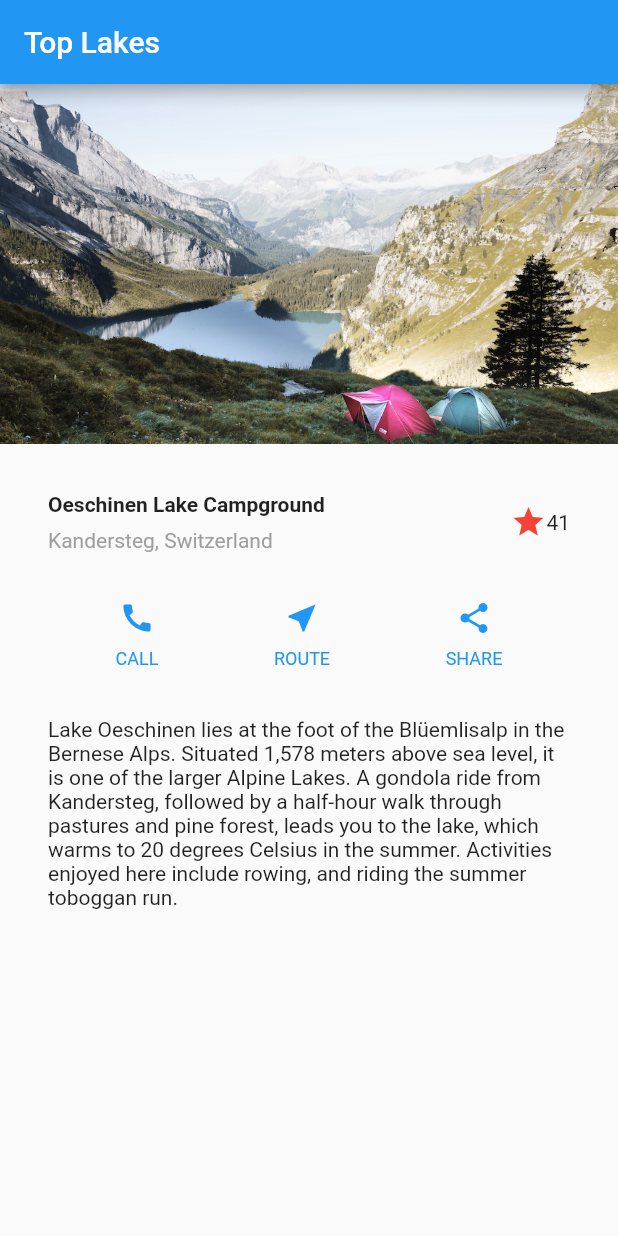
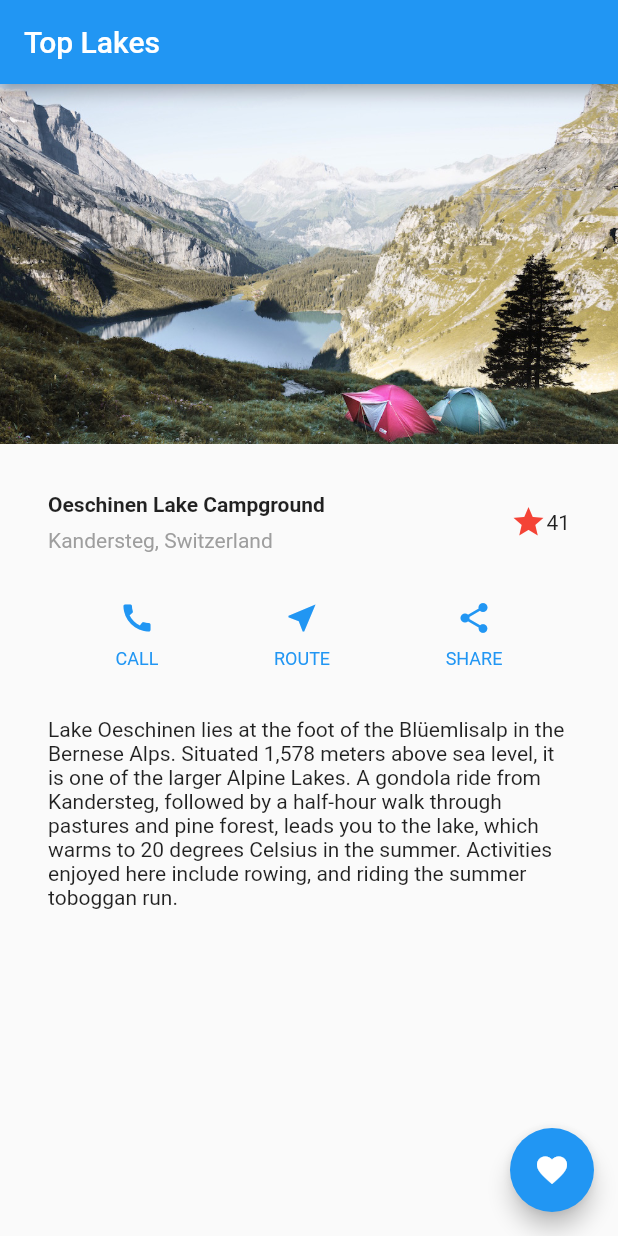
Before and after one commit to xxminamixx/FlutterTutorials, a Flutter app: the screen it shows after launch, on a phone screen of 412 x 824 dp. Run offline on Flutter 3.47's test engine with Material 2 defaults, Android fonts, the phone set to English and light mode, and no system bars.

Commit message:
add favorite button

```diff
--- a/lib/main.dart
+++ b/lib/main.dart
@@ -5,12 +5,13 @@ void main() => runApp(BulidingLayouts());
 class BulidingLayouts extends StatelessWidget {
   @override
   Widget build(BuildContext context) {
+    void pressed() {
+      print("ボタン押下されました");
+    }
 
     /* ボタンを返す */
     Column buildButtonColumn(IconData icon, String label) {
-      Color color = Theme
-          .of(context)
-          .primaryColor;
+      Color color = Theme.of(context).primaryColor;
 
       return Column(
         mainAxisSize: MainAxisSize.min,
@@ -68,7 +69,6 @@ class BulidingLayouts extends StatelessWidget {
       ),
     );
 
-
     // ボタンカラムを生成
     Widget buttonSection = Container(
       child: Row(
@@ -114,12 +114,13 @@ Lake Oeschinen lies at the foot of the Blüemlisalp in the Bernese Alps. Situate
               textSection,
             ],
           ),
-      ),
+          floatingActionButton: FloatingActionButton(
+            onPressed: pressed,
+            child: Icon(Icons.favorite),
+          )),
     );
-
   }
 }
-
 
 class MyApp extends StatelessWidget {
   // This widget is the root of your application.
```
Lines whose indentation alone changed are shown as unchanged.
